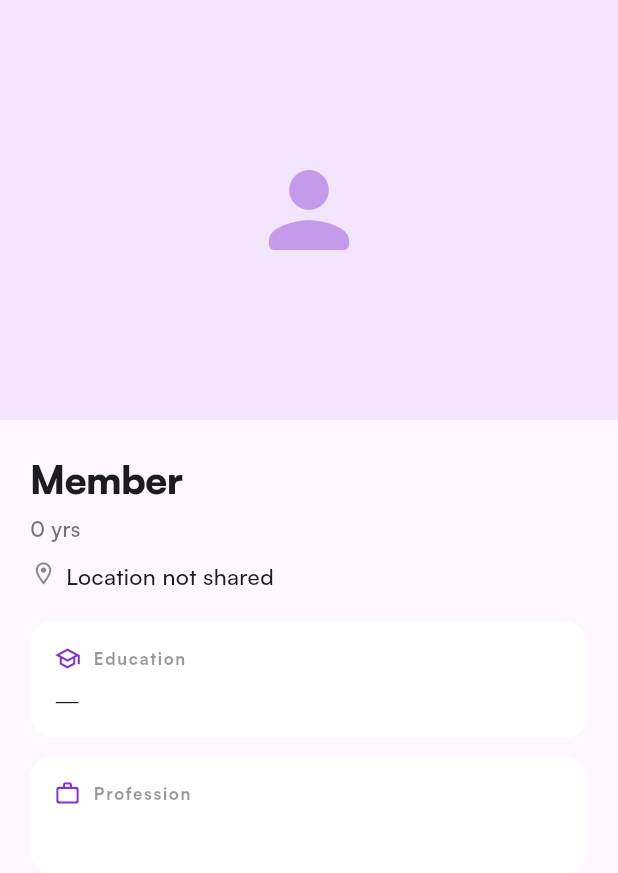
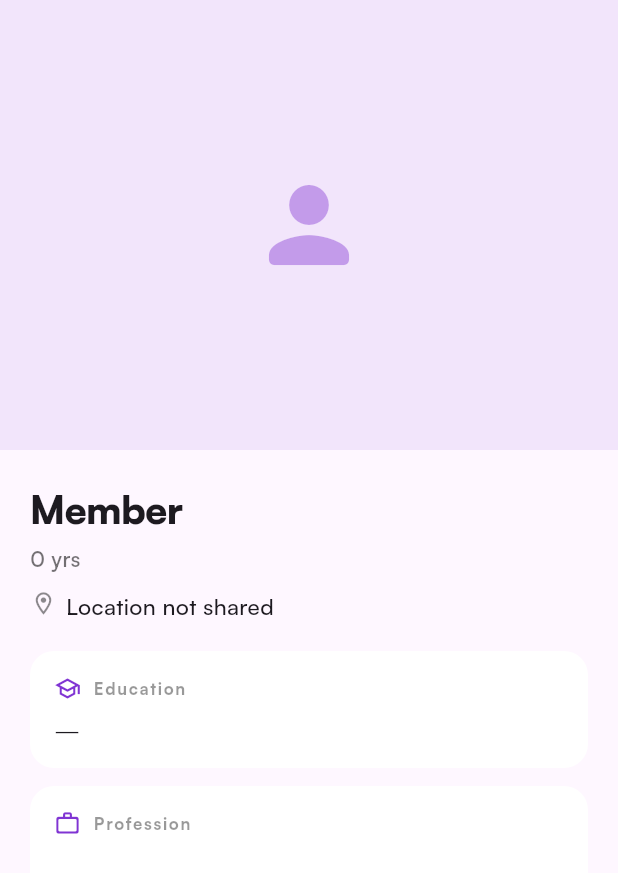
Before and after one commit to Ashwinsid/manavizha-mobileapp, a Flutter app: the MemberProfileViewScreen widget shown alone on an empty page, opened directly with empty values, on a phone screen of 412 x 824 dp. Shown: the top 873 px of the screen. Run offline on Flutter 3.47's test engine with Material 3 defaults, Android fonts, the phone set to English and light mode, and no system bars; our stand-ins replace image_picker, supabase_flutter; accounts and stored records are empty; network calls fail.

Commit message:
Added photos view

```diff
--- a/lib/member_profile_view_screen.dart
+++ b/lib/member_profile_view_screen.dart
@@ -17,6 +17,9 @@ class MemberProfileViewScreen extends StatefulWidget {
 class _MemberProfileViewScreenState extends State<MemberProfileViewScreen> {
   static const Color _brand = AdminHomeScreen.brandPurple;
 
+  final PageController _photoPageController = PageController();
+  int _photoPageIndex = 0;
+
   bool _loading = true;
   String? _error;
 
@@ -35,6 +38,12 @@ class _MemberProfileViewScreenState extends State<MemberProfileViewScreen> {
   void initState() {
     super.initState();
     _load();
+  }
+
+  @override
+  void dispose() {
+    _photoPageController.dispose();
+    super.dispose();
   }
 
   Future<void> _load() async {
@@ -64,7 +73,7 @@ class _MemberProfileViewScreenState extends State<MemberProfileViewScreen> {
       final horo = await c.from('horoscope_details').select('star, zodiac_sign').eq('user_id', uid).maybeSingle();
 
       final urls = <String>[];
-      final rawList = photosRow != null ? (photosRow['user_photos'] as List<dynamic>? ?? []) : <dynamic>[];
+      final rawList = photosRow != null ? parseUserPhotosList(photosRow['user_photos']) : <dynamic>[];
       for (final raw in rawList) {
         final u = await signUserProfilePhoto(c, uid, raw.toString());
         if (u != null && u.isNotEmpty) urls.add(u);
@@ -143,24 +152,74 @@ class _MemberProfileViewScreenState extends State<MemberProfileViewScreen> {
         crossAxisAlignment: CrossAxisAlignment.stretch,
         children: [
           SizedBox(
-            height: 280,
+            height: 300,
             child: _photoUrls.isEmpty
                 ? Container(
                     color: _brand.withValues(alpha: 0.08),
                     child: Icon(Icons.person_rounded, size: 80, color: _brand.withValues(alpha: 0.35)),
                   )
-                : PageView.builder(
+                : Stack(
+                    fit: StackFit.expand,
+                    children: [
+                      PageView.builder(
+                        controller: _photoPageController,
+                        onPageChanged: (i) {
+                          if (mounted) setState(() => _photoPageIndex = i);
+                        },
                         itemCount: _photoUrls.length,
                         itemBuilder: (context, i) {
                           return Image.network(
                             _photoUrls[i],
                             fit: BoxFit.cover,
+                            width: double.infinity,
                             errorBuilder: (context, error, stackTrace) => Container(
                               color: Colors.grey.shade200,
                               child: const Icon(Icons.broken_image_outlined, size: 48),
                             ),
                           );
                         },
+                      ),
+                      if (_photoUrls.length > 1) ...[
+                        Positioned(
+                          left: 0,
+                          right: 0,
+                          bottom: 0,
+                          height: 72,
+                          child: DecoratedBox(
+                            decoration: BoxDecoration(
+                              gradient: LinearGradient(
+                                begin: Alignment.topCenter,
+                                end: Alignment.bottomCenter,
+                                colors: [Colors.transparent, Colors.black.withValues(alpha: 0.45)],
+                              ),
+                            ),
+                          ),
+                        ),
+                        Positioned(
+                          left: 0,
+                          right: 0,
+                          bottom: 14,
+                          child: Row(
+                            mainAxisAlignment: MainAxisAlignment.center,
+                            children: List.generate(
+                              _photoUrls.length,
+                              (i) => AnimatedContainer(
+                                duration: const Duration(milliseconds: 200),
+                                margin: const EdgeInsets.symmetric(horizontal: 4),
+                                width: i == _photoPageIndex ? 18 : 7,
+                                height: 7,
+                                decoration: BoxDecoration(
+                                  borderRadius: BorderRadius.circular(999),
+                                  color: i == _photoPageIndex
+                                      ? Colors.white
+                                      : Colors.white.withValues(alpha: 0.45),
+                                ),
+                              ),
+                            ),
+                          ),
+                        ),
+                      ],
+                    ],
                   ),
           ),
           Padding(
--- a/lib/user_home_screen.dart
+++ b/lib/user_home_screen.dart
@@ -44,7 +44,7 @@ class _UserHomeScreenState extends State<UserHomeScreen> {
       final photos = results[0] as Map<String, dynamic>?;
       final settings = results[1] as Map<String, dynamic>?;
       final personal = results[2] as Map<String, dynamic>?;
-      final list = photos != null ? (photos['user_photos'] as List<dynamic>? ?? []) : <dynamic>[];
+      final list = photos != null ? parseUserPhotosList(photos['user_photos']) : <dynamic>[];
       String? url;
       if (list.isNotEmpty) {
         url = await signUserProfilePhoto(client, uid, list.first.toString());
--- a/lib/user_match_service.dart
+++ b/lib/user_match_service.dart
@@ -23,6 +23,8 @@ class MatchPreview {
   final String name;
   final int? age;
   final String location;
+
+  /// First entry in [photos.user_photos] only (daily cards never show the rest here).
   final String? photoUrl;
   final bool isPremium;
 
@@ -218,7 +220,8 @@ Future<UserMatchSets> loadUserMatchSections(SupabaseClient client, String userId
         break;
       }
     }
-    final photos = ph != null ? (ph['user_photos'] as List<dynamic>? ?? []) : <dynamic>[];
+    final photos = ph != null ? parseUserPhotosList(ph['user_photos']) : <dynamic>[];
+    // Daily card: first resolvable gallery image (same order as [photos.user_photos]).
     String? url;
     for (final raw in photos) {
       final u = await signUserProfilePhoto(client, id, raw.toString());
```
Also changed, not shown: lib/user_profile_completion.dart (+70 -17 lines). Lines whose indentation alone changed are shown as unchanged.
